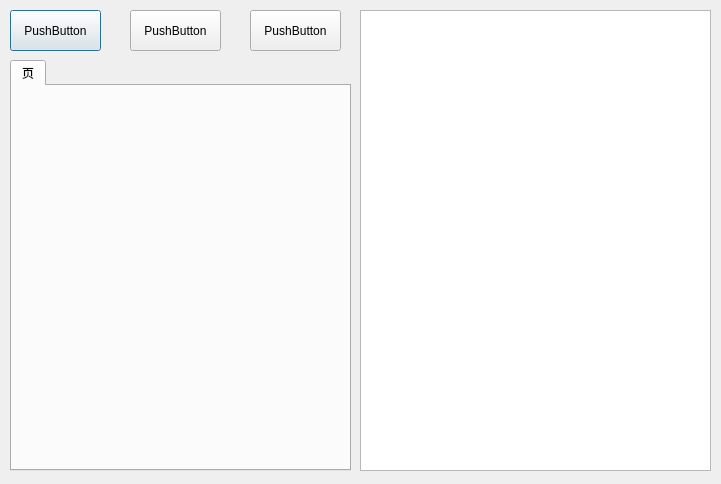
Before: the Qt Designer form classteacherform.ui in MomentDerek/StudentManageSystem, drawn with Qt 5.
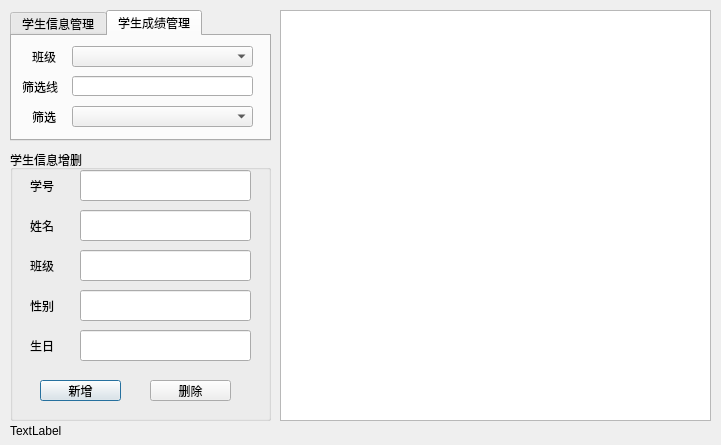
After: the same form once the commit is applied.

Diff of the .ui file:
```diff
--- a/classteacherform.ui
+++ b/classteacherform.ui
@@ -7,7 +7,7 @@
     <x>0</x>
     <y>0</y>
     <width>721</width>
-    <height>484</height>
+    <height>445</height>
    </rect>
   </property>
   <property name="windowTitle">
@@ -16,10 +16,10 @@
   <widget class="QTableView" name="tableView">
    <property name="geometry">
     <rect>
-     <x>360</x>
+     <x>280</x>
      <y>10</y>
-     <width>351</width>
-     <height>461</height>
+     <width>431</width>
+     <height>411</height>
     </rect>
    </property>
    <property name="cornerButtonEnabled">
@@ -30,57 +30,259 @@
    <property name="geometry">
     <rect>
      <x>10</x>
-     <y>60</y>
-     <width>341</width>
-     <height>411</height>
+     <y>10</y>
+     <width>261</width>
+     <height>131</height>
     </rect>
    </property>
    <property name="currentIndex">
-    <number>0</number>
+    <number>1</number>
    </property>
    <widget class="QWidget" name="tab">
     <attribute name="title">
-     <string>页</string>
+     <string>学生信息管理</string>
     </attribute>
    </widget>
+   <widget class="QWidget" name="tab_2">
+    <attribute name="title">
+     <string>学生成绩管理</string>
+    </attribute>
+    <widget class="QComboBox" name="ClassBox_2">
+     <property name="geometry">
+      <rect>
+       <x>60</x>
+       <y>10</y>
+       <width>181</width>
+       <height>21</height>
+      </rect>
+     </property>
+    </widget>
+    <widget class="QComboBox" name="ChooseBox_2">
+     <property name="geometry">
+      <rect>
+       <x>60</x>
+       <y>70</y>
+       <width>181</width>
+       <height>21</height>
+      </rect>
+     </property>
+    </widget>
+    <widget class="QLineEdit" name="ChooseLine_2">
+     <property name="geometry">
+      <rect>
+       <x>60</x>
+       <y>40</y>
+       <width>181</width>
+       <height>20</height>
+      </rect>
+     </property>
+    </widget>
+    <widget class="QLabel" name="label_9">
+     <property name="geometry">
+      <rect>
+       <x>20</x>
+       <y>10</y>
+       <width>31</width>
+       <height>21</height>
+      </rect>
+     </property>
+     <property name="text">
+      <string>班级</string>
+     </property>
+    </widget>
+    <widget class="QLabel" name="label_10">
+     <property name="geometry">
+      <rect>
+       <x>10</x>
+       <y>40</y>
+       <width>41</width>
+       <height>21</height>
+      </rect>
+     </property>
+     <property name="text">
+      <string>筛选线</string>
+     </property>
+    </widget>
+    <widget class="QLabel" name="label_11">
+     <property name="geometry">
+      <rect>
+       <x>20</x>
+       <y>70</y>
+       <width>41</width>
+       <height>21</height>
+      </rect>
+     </property>
+     <property name="text">
+      <string>筛选</string>
+     </property>
+    </widget>
+   </widget>
   </widget>
-  <widget class="QPushButton" name="pushButton">
+  <widget class="QGroupBox" name="groupBox">
    <property name="geometry">
     <rect>
      <x>10</x>
-     <y>10</y>
-     <width>91</width>
-     <height>41</height>
+     <y>150</y>
+     <width>261</width>
+     <height>271</height>
     </rect>
    </property>
-   <property name="text">
-    <string>PushButton</string>
+   <property name="title">
+    <string>学生信息增删</string>
    </property>
+   <widget class="QLineEdit" name="StudentID">
+    <property name="geometry">
+     <rect>
+      <x>70</x>
+      <y>20</y>
+      <width>171</width>
+      <height>31</height>
+     </rect>
+    </property>
+   </widget>
+   <widget class="QLineEdit" name="StudentName">
+    <property name="geometry">
+     <rect>
+      <x>70</x>
+      <y>60</y>
+      <width>171</width>
+      <height>31</height>
+     </rect>
+    </property>
+   </widget>
+   <widget class="QLineEdit" name="StudentClass">
+    <property name="geometry">
+     <rect>
+      <x>70</x>
+      <y>100</y>
+      <width>171</width>
+      <height>31</height>
+     </rect>
+    </property>
+   </widget>
+   <widget class="QLineEdit" name="StudentSex">
+    <property name="geometry">
+     <rect>
+      <x>70</x>
+      <y>140</y>
+      <width>171</width>
+      <height>31</height>
+     </rect>
+    </property>
+   </widget>
+   <widget class="QLabel" name="label_3">
+    <property name="geometry">
+     <rect>
+      <x>20</x>
+      <y>20</y>
+      <width>31</width>
+      <height>31</height>
+     </rect>
+    </property>
+    <property name="text">
+     <string>学号</string>
+    </property>
+   </widget>
+   <widget class="QLabel" name="label_4">
+    <property name="geometry">
+     <rect>
+      <x>20</x>
+      <y>60</y>
+      <width>31</width>
+      <height>31</height>
+     </rect>
+    </property>
+    <property name="text">
+     <string>姓名</string>
+    </property>
+   </widget>
+   <widget class="QLabel" name="label_5">
+    <property name="geometry">
+     <rect>
+      <x>20</x>
+      <y>100</y>
+      <width>31</width>
+      <height>31</height>
+     </rect>
+    </property>
+    <property name="text">
+     <string>班级</string>
+    </property>
+   </widget>
+   <widget class="QLabel" name="label_6">
+    <property name="geometry">
+     <rect>
+      <x>20</x>
+      <y>140</y>
+      <width>31</width>
+      <height>31</height>
+     </rect>
+    </property>
+    <property name="text">
+     <string>性别</string>
+    </property>
+   </widget>
+   <widget class="QLineEdit" name="StudentBirth">
+    <property name="geometry">
+     <rect>
+      <x>70</x>
+      <y>180</y>
+      <width>171</width>
+      <height>31</height>
+     </rect>
+    </property>
+   </widget>
+   <widget class="QLabel" name="label_7">
+    <property name="geometry">
+     <rect>
+      <x>20</x>
+      <y>180</y>
+      <width>31</width>
+      <height>31</height>
+     </rect>
+    </property>
+    <property name="text">
+     <string>生日</string>
+    </property>
+   </widget>
+   <widget class="QPushButton" name="AddButton">
+    <property name="geometry">
+     <rect>
+      <x>30</x>
+      <y>230</y>
+      <width>81</width>
+      <height>21</height>
+     </rect>
+    </property>
+    <property name="text">
+     <string>新增</string>
+    </property>
+   </widget>
+   <widget class="QPushButton" name="DeleteButton">
+    <property name="geometry">
+     <rect>
+      <x>140</x>
+      <y>230</y>
+      <width>81</width>
+      <height>21</height>
+     </rect>
+    </property>
+    <property name="text">
+     <string>删除</string>
+    </property>
+   </widget>
   </widget>
-  <widget class="QPushButton" name="pushButton_2">
+  <widget class="QLabel" name="infoLabel">
    <property name="geometry">
     <rect>
-     <x>130</x>
-     <y>10</y>
-     <width>91</width>
-     <height>41</height>
+     <x>10</x>
+     <y>420</y>
+     <width>701</width>
+     <height>21</height>
     </rect>
    </property>
    <property name="text">
-    <string>PushButton</string>
-   </property>
-  </widget>
-  <widget class="QPushButton" name="pushButton_3">
-   <property name="geometry">
-    <rect>
-     <x>250</x>
-     <y>10</y>
-     <width>91</width>
-     <height>41</height>
-    </rect>
-   </property>
-   <property name="text">
-    <string>PushButton</string>
+    <string>TextLabel</string>
    </property>
   </widget>
  </widget>
```
Left out of the diff: 46 changed lines with no effect on the pictures.
